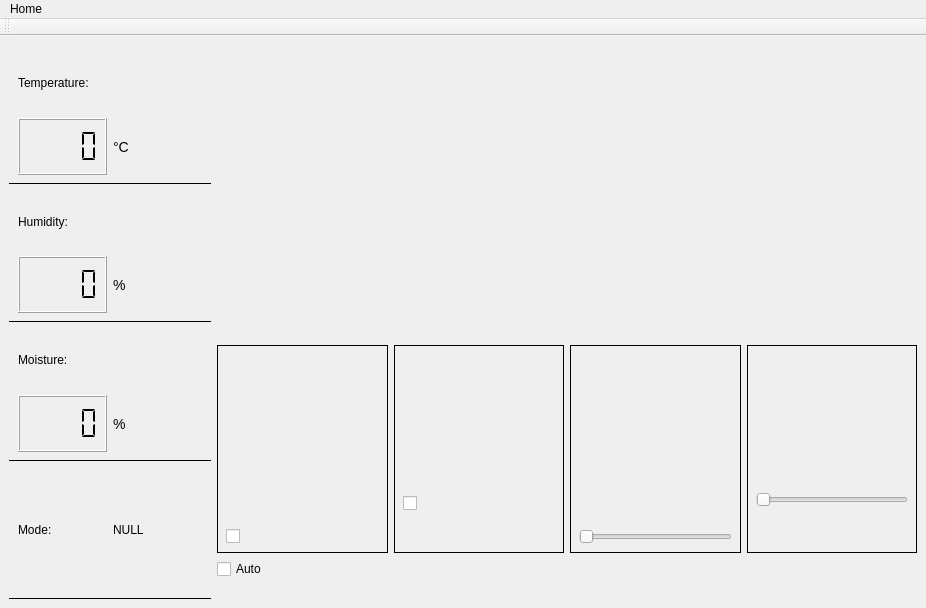
Qt form src/anticarium_desktop/widgets/MainWindow.ui (Anticarium/Anticarium_Desktop) before a commit.
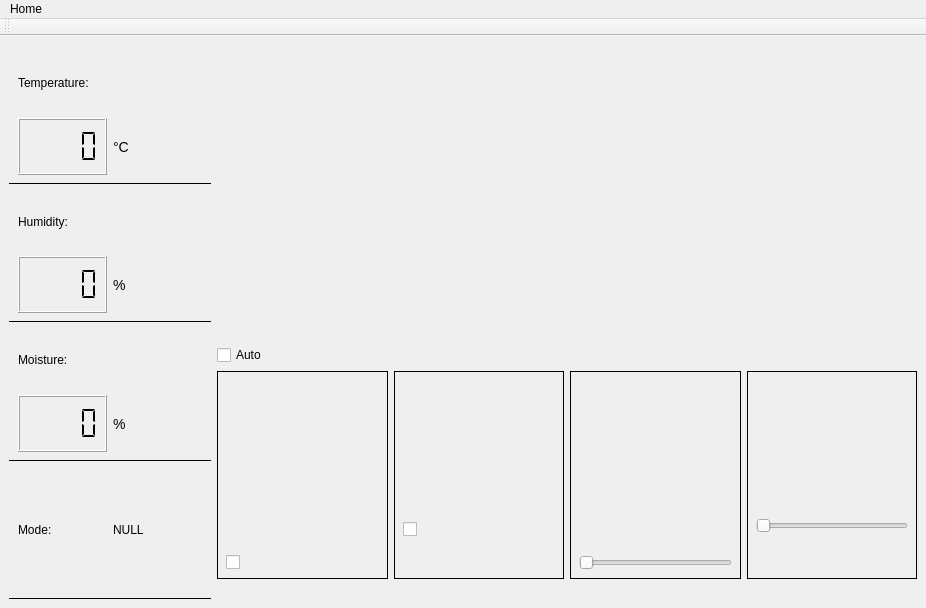
The same form after that commit. Icons and pictures are not drawn.

What changed in the file:
```diff
--- a/src/anticarium_desktop/widgets/MainWindow.ui
+++ b/src/anticarium_desktop/widgets/MainWindow.ui
@@ -201,6 +201,17 @@
         </property>
        </spacer>
       </item>
+      <item>
+       <layout class="QHBoxLayout" name="horizontalLayout_9">
+        <item>
+         <widget class="QCheckBox" name="autoToggle">
+          <property name="text">
+           <string>Auto</string>
+          </property>
+         </widget>
+        </item>
+       </layout>
+      </item>
       <item>
        <layout class="QHBoxLayout" name="horizontalLayout">
         <item>
@@ -377,17 +388,6 @@
         </item>
        </layout>
       </item>
-      <item>
-       <layout class="QHBoxLayout" name="horizontalLayout_9">
-        <item>
-         <widget class="QCheckBox" name="autoToggle">
-          <property name="text">
-           <string>Auto</string>
-          </property>
-         </widget>
-        </item>
-       </layout>
-      </item>
       <item>
        <spacer name="horizontalSpacer">
         <property name="orientation">
```
Left out of the diff: 12 changed lines with no effect on the pictures.
